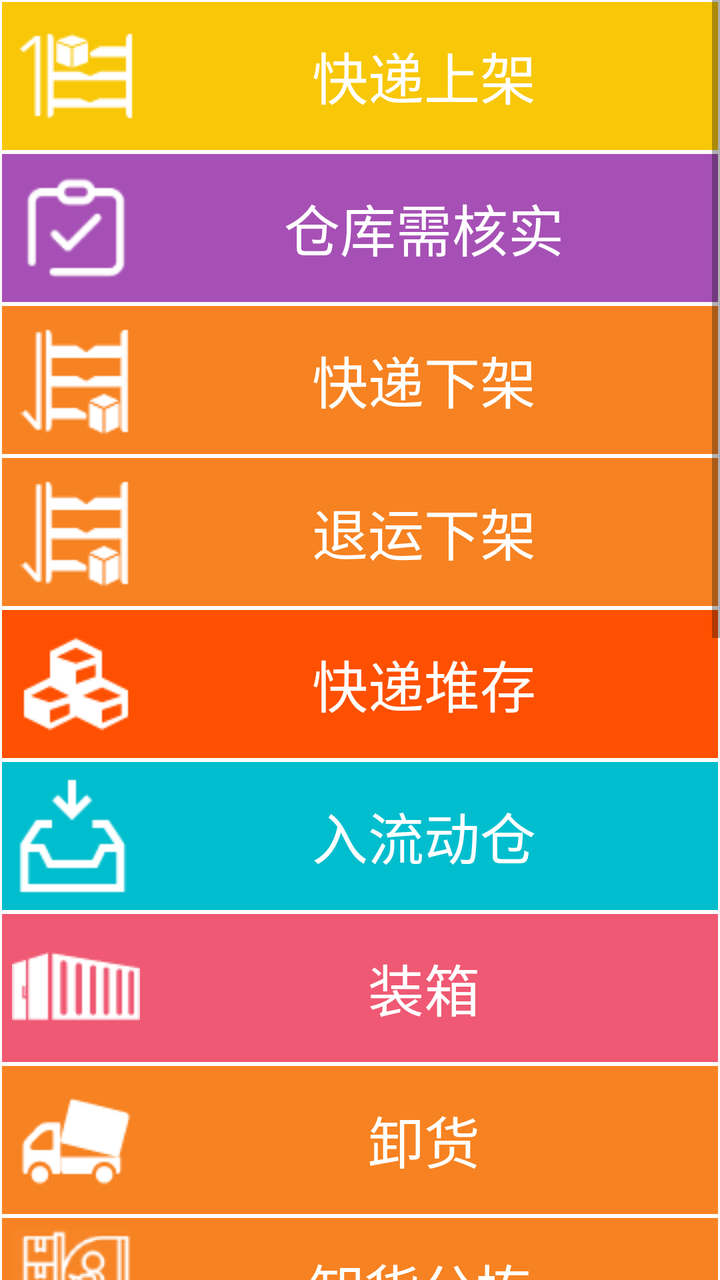
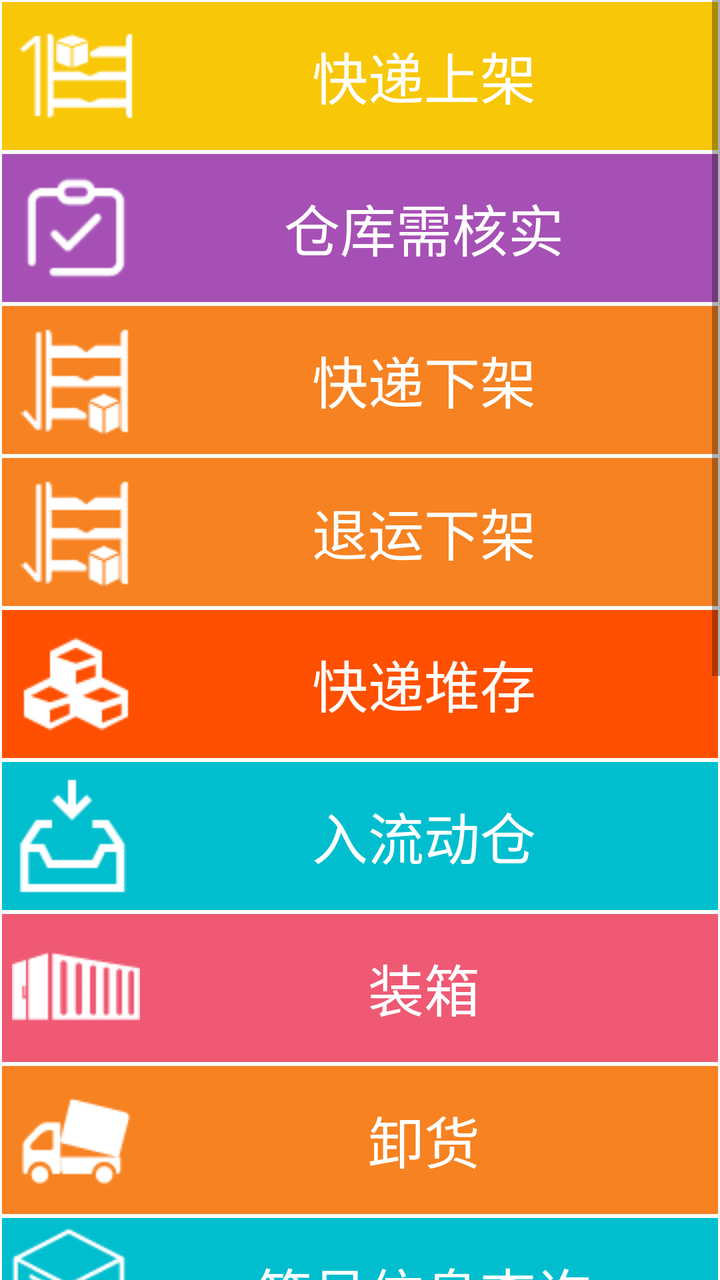

Before-and-after screenshots of an Android layout around one commit, followed by the original layout XML and the change that was made.
<!-- AndroidManifest.xml: application theme AppTheme -->
<!-- res/layout/activity_main.xml -->
<?xml version="1.0" encoding="utf-8"?>
<ScrollView xmlns:android="http://schemas.android.com/apk/res/android"
    xmlns:app="http://schemas.android.com/apk/res-auto"
    xmlns:tools="http://schemas.android.com/tools"
    android:layout_width="match_parent"
    android:layout_height="match_parent"
    tools:context=".ui.MainActivity">

    <LinearLayout
        android:layout_width="match_parent"
        android:layout_height="wrap_content"
        android:background="@android:color/white"
        android:gravity="center_horizontal"
        android:orientation="vertical">

        <Button
            android:id="@+id/btnTest"
            android:layout_width="wrap_content"
            android:layout_height="wrap_content"
            android:text="测试"
            android:visibility="gone" />

        <TextView
            android:id="@+id/tvExpressOnShelf"
            android:layout_width="fill_parent"
            android:layout_height="wrap_content"
            android:layout_margin="1dp"
            android:background="#fff8c708"
            android:drawableStart="@drawable/on_shelf"
            android:gravity="center_vertical|center_horizontal"
            android:padding="5dp"
            android:text="快递上架"
            android:textColor="#ffffffff"
            android:textSize="28.0sp"
            android:visibility="visible" />

        <TextView
            android:id="@+id/tvExpressWarehouseCheck"
            android:layout_width="fill_parent"
            android:layout_height="wrap_content"
            android:layout_margin="1dp"
            android:background="#ffa650b5"
            android:drawableStart="@drawable/express_warehouse_check"
            android:gravity="center_vertical|center_horizontal"
            android:padding="5dp"
            android:text="仓库需核实"
            android:textColor="#ffffffff"
            android:textSize="28.0sp"
            android:visibility="visible" />

        <TextView
            android:id="@+id/tvExpressOffShelf"
            android:layout_width="fill_parent"
            android:layout_height="wrap_content"
            android:layout_margin="1dp"
            android:background="#fff78221"
            android:drawableStart="@drawable/off_shelf"
            android:gravity="center_vertical|center_horizontal"
            android:padding="5dp"
            android:text="快递下架"
            android:textColor="#ffffffff"
            android:textSize="28.0sp"
            android:visibility="visible" />

        <TextView
            android:id="@+id/tvExpressReturnOffShelf"
            android:layout_width="fill_parent"
            android:layout_height="wrap_content"
            android:layout_margin="1dp"
            android:background="#fff78221"
            android:drawableStart="@drawable/off_shelf"
            android:gravity="center_vertical|center_horizontal"
            android:padding="5dp"
            android:text="退运下架"
            android:textColor="#ffffffff"
            android:textSize="28.0sp"
            android:visibility="visible" />

        <TextView
            android:id="@+id/tvExpressDump"
            android:layout_width="fill_parent"
            android:layout_height="wrap_content"
            android:layout_margin="1dp"
            android:background="#fffe5000"
            android:drawableStart="@drawable/express_dump"
            android:gravity="center_vertical|center_horizontal"
            android:padding="5dp"
            android:text="快递堆存"
            android:textColor="#ffffffff"
            android:textSize="28.0sp"
            android:visibility="visible" />

        <TextView
            android:id="@+id/tvExpressPacking"
            android:layout_width="fill_parent"
            android:layout_height="wrap_content"
            android:layout_margin="1dp"
            android:background="#ff00bece"
            android:drawableStart="@drawable/packing"
            android:gravity="center_vertical|center_horizontal"
            android:padding="5dp"
            android:text="入流动仓"
            android:textColor="#ffffffff"
            android:textSize="28.0sp"
            android:visibility="visible" />

        <TextView
            android:id="@+id/tvLoad"
            android:layout_width="fill_parent"
            android:layout_height="wrap_content"
            android:layout_margin="1dp"
            android:background="#ffef5973"
            android:drawableStart="@drawable/packbox_load"
            android:gravity="center_vertical|center_horizontal"
            android:padding="5dp"
            android:text="装箱"
            android:textColor="#ffffffff"
            android:textSize="28.0sp"
            android:visibility="visible" />

        <TextView
            android:id="@+id/tvUnload"
            android:layout_width="fill_parent"
            android:layout_height="wrap_content"
            android:layout_margin="1dp"
            android:background="#fff78221"
            android:drawableStart="@drawable/packbox_unload"
            android:gravity="center_vertical|center_horizontal"
            android:padding="5dp"
            android:text="卸货"
            android:textColor="#ffffffff"
            android:textSize="28.0sp"
            android:visibility="visible" />

        <TextView
            android:id="@+id/tvUnloadSort"
            android:layout_width="fill_parent"
            android:layout_height="wrap_content"
            android:layout_margin="1dp"
            android:background="#fff78221"
            android:drawableStart="@drawable/unload"
            android:gravity="center_vertical|center_horizontal"
            android:padding="5dp"
            android:text="卸货分拣"
            android:textColor="#ffffffff"
            android:textSize="28.0sp"
            android:visibility="visible" />

        <TextView
            android:id="@+id/tvPackBoxDetail"
            android:layout_width="fill_parent"
            android:layout_height="wrap_content"
            android:layout_margin="1dp"
            android:background="#ff00bece"
            android:drawableStart="@drawable/packbox_query"
            android:gravity="center_vertical|center_horizontal"
            android:padding="5dp"
            android:text="箱号信息查询"
            android:textColor="#ffffffff"
            android:textSize="28.0sp"
            android:visibility="visible" />

        <TextView
            android:id="@+id/tvPackBoxStockPlace"
            android:layout_width="fill_parent"
            android:layout_height="wrap_content"
            android:layout_margin="1dp"
            android:background="#ff00bece"
            android:drawableStart="@drawable/packbox_storage_loc_query"
            android:gravity="center_vertical|center_horizontal"
            android:padding="5dp"
            android:text="箱号仓位查询"
            android:textColor="#ffffffff"
            android:textSize="28.0sp"
            android:visibility="visible" />

        <TextView
            android:id="@+id/tvCustomerPackBoxStockPlace"
            android:layout_width="fill_parent"
            android:layout_height="wrap_content"
            android:layout_margin="1dp"
            android:background="#ff00bece"
            android:drawableStart="@drawable/checkin"
            android:gravity="center_vertical|center_horizontal"
            android:padding="5dp"
            android:text="会员箱号仓位查询"
            android:textColor="#ffffffff"
            android:textSize="28.0sp"
            android:visibility="visible" />

        <TextView
            android:id="@+id/tvOrderPayDetail"
            android:layout_width="fill_parent"
            android:layout_height="wrap_content"
            android:layout_margin="1dp"
            android:background="#ff00bece"
            android:drawableStart="@drawable/arrears_query"
            android:gravity="center_vertical|center_horizontal"
            android:padding="5dp"
            android:text="欠费查询"
            android:textColor="#ffffffff"
            android:textSize="28.0sp"
            android:visibility="visible" />

        <TextView
            android:id="@+id/tvStockCheck"
            android:layout_width="fill_parent"
            android:layout_height="wrap_content"
            android:layout_margin="1dp"
            android:background="#ffa650b5"
            android:drawableStart="@drawable/stock_check"
            android:gravity="center_vertical|center_horizontal"
            android:padding="5dp"
            android:text="盘点"
            android:textColor="#ffffffff"
            android:textSize="28.0sp"
            android:visibility="visible" />

        <TextView
            android:id="@+id/tvStockMove"
            android:layout_width="fill_parent"
            android:layout_height="wrap_content"
            android:layout_margin="1dp"
            android:background="#ffa650b5"
            android:drawableStart="@drawable/stock_move"
            android:gravity="center_vertical|center_horizontal"
            android:padding="5dp"
            android:text="托盘移动"
            android:textColor="#ffffffff"
            android:textSize="28.0sp"
            android:visibility="visible" />

        <TextView
            android:id="@+id/tvExpressPackageQuery"
            android:layout_width="fill_parent"
            android:layout_height="wrap_content"
            android:layout_margin="1dp"
            android:background="#fff8c708"
            android:drawableStart="@drawable/express_package"
            android:gravity="center_vertical|center_horizontal"
            android:padding="5dp"
            android:text="快递单号查询"
            android:textColor="#ffffffff"
            android:textSize="28.0sp"
            android:visibility="visible" />

        <TextView
            android:id="@+id/tvOrderPhoto"
            android:layout_width="fill_parent"
            android:layout_height="wrap_content"
            android:layout_margin="1dp"
            android:background="#ffa650b5"
            android:drawableStart="@drawable/order_photo"
            android:gravity="center_vertical|center_horizontal"
            android:padding="5dp"
            android:text="订单图片"
            android:textColor="#ffffffff"
            android:textSize="28.0sp"
            android:visibility="visible" />

        <TextView
            android:id="@+id/tvSoftUpdate"
            android:layout_width="fill_parent"
            android:layout_height="wrap_content"
            android:layout_margin="1dp"
            android:background="#ff00bece"
            android:drawableStart="@drawable/soft_update"
            android:gravity="center_vertical|center_horizontal"
            android:padding="5dp"
            android:text="APP软件更新"
            android:textColor="#ffffffff"
            android:textSize="28.0sp"
            android:visibility="gone" />

        <Button
            android:id="@+id/btnPdaScanTest"
            android:layout_width="wrap_content"
            android:layout_height="wrap_content"
            android:text="PDA扫描DEMO"
            android:visibility="gone" />

    </LinearLayout>
</ScrollView>
<!-- resources referenced by this layout -->
<resources>
  <!-- drawable arrears_query: png bitmap (drawable, 1493 bytes) -->
  <!-- drawable checkin: png bitmap (drawable, 2058 bytes) -->
  <!-- drawable express_dump: png bitmap (drawable, 1000 bytes) -->
  <!-- drawable express_package: png bitmap (drawable, 921 bytes) -->
  <!-- drawable express_warehouse_check: png bitmap (drawable, 2489 bytes) -->
  <!-- drawable off_shelf: png bitmap (drawable, 2404 bytes) -->
  <!-- drawable on_shelf: png bitmap (drawable, 961 bytes) -->
  <!-- drawable order_photo: png bitmap (drawable, 1025 bytes) -->
  <!-- drawable packbox_load: png bitmap (drawable, 741 bytes) -->
  <!-- drawable packbox_query: png bitmap (drawable, 1584 bytes) -->
  <!-- drawable packbox_storage_loc_query: png bitmap (drawable, 792 bytes) -->
  <!-- drawable packbox_unload: png bitmap (drawable, 1173 bytes) -->
  <!-- drawable packing: png bitmap (drawable, 818 bytes) -->
  <!-- drawable soft_update: png bitmap (drawable, 8150 bytes) -->
  <!-- drawable stock_check: png bitmap (drawable, 741 bytes) -->
  <!-- drawable stock_move: png bitmap (drawable, 592 bytes) -->
  <!-- drawable unload: png bitmap (drawable, 4894 bytes) -->
  <style name="AppTheme" parent="Theme.AppCompat.Light.DarkActionBar">
          
          <item name="colorPrimary">@color/colorPrimary</item>
          <item name="colorPrimaryDark">@color/colorPrimaryDark</item>
          <item name="colorAccent">@color/colorAccent</item>
      </style>
  <color name="colorPrimary">#2c9af2</color>
  <color name="colorPrimaryDark">#2c9af2</color>
  <color name="colorAccent">#2c9af2</color>
</resources>

<!-- the commit's change to res/layout/activity_main.xml (unified diff, before → after) -->
@@ -133,20 +133,6 @@
             android:visibility="visible" />
 
         <TextView
-            android:id="@+id/tvUnloadSort"
-            android:layout_width="fill_parent"
-            android:layout_height="wrap_content"
-            android:layout_margin="1dp"
-            android:background="#fff78221"
-            android:drawableStart="@drawable/unload"
-            android:gravity="center_vertical|center_horizontal"
-            android:padding="5dp"
-            android:text="卸货分拣"
-            android:textColor="#ffffffff"
-            android:textSize="28.0sp"
-            android:visibility="visible" />
-
-        <TextView
             android:id="@+id/tvPackBoxDetail"
             android:layout_width="fill_parent"
             android:layout_height="wrap_content"
<!-- resource entries referenced after the edit -->
@@ -16,7 +16,6 @@
   <!-- drawable soft_update: png bitmap (drawable, 8150 bytes) -->
   <!-- drawable stock_check: png bitmap (drawable, 741 bytes) -->
   <!-- drawable stock_move: png bitmap (drawable, 592 bytes) -->
-  <!-- drawable unload: png bitmap (drawable, 4894 bytes) -->
   <style name="AppTheme" parent="Theme.AppCompat.Light.DarkActionBar">
           
           <item name="colorPrimary">@color/colorPrimary</item>
